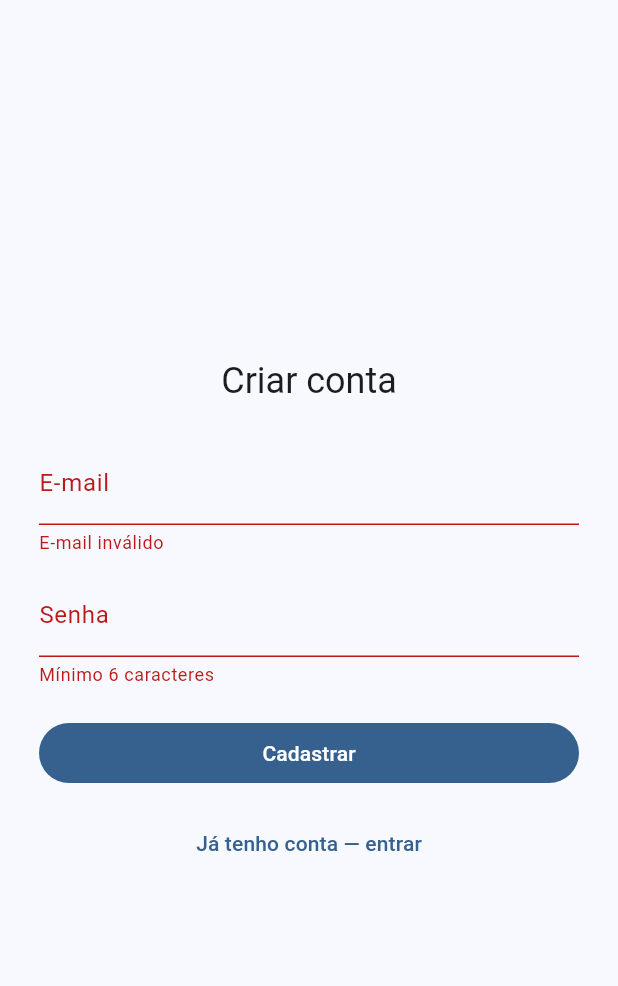
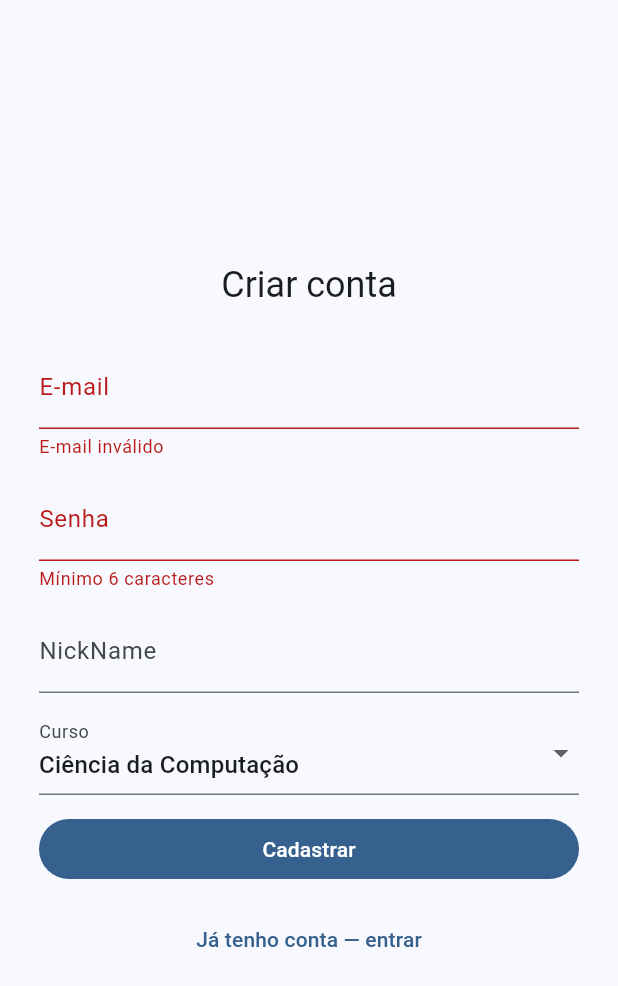
Before and after one commit to JudyFaria/grafo_disciplinas, a Flutter app: the screen it shows after launch, after a tap on "Entrar", after a tap on "Não tenho conta — cadastrar", on a phone screen of 412 x 824 dp. Shown: the top 986 px of the screen. Run offline on Flutter 3.47's test engine with Material 3 defaults, Android fonts, the phone set to English and light mode, and no system bars; our stand-ins replace cloud_firestore, file_picker, firebase_auth, firebase_core; missing offline and left inert: excel; accounts and stored records are empty.

Commit message:
feat: rename app title to 'GrafoFlow', add help screen, and implement user profile management

```diff
--- a/mapa_materias/lib/main.dart
+++ b/mapa_materias/lib/main.dart
@@ -17,7 +17,7 @@ class MapaMateriasApp extends StatelessWidget {
   @override
   Widget build(BuildContext context) {
     return MaterialApp(
-      title: 'Mapa de Materias',
+      title: 'GrafoFlow',
       theme: ThemeData(
         colorScheme: ColorScheme.fromSeed(seedColor: Colors.blue),
         useMaterial3: true,
--- /dev/null
+++ b/mapa_materias/lib/models/cursos_disponiveis.dart
@@ -0,0 +1,5 @@
+// Cursos com currículo cadastrado no app. Só tem CC por enquanto —
+// adicionar aqui quando tiver dados de outro curso.
+const cursosDisponiveis = [
+  ('cc', 'Ciência da Computação'),
+];
--- a/mapa_materias/lib/screens/tela_login.dart
+++ b/mapa_materias/lib/screens/tela_login.dart
@@ -1,6 +1,8 @@
 import 'package:flutter/material.dart';
 import 'package:firebase_auth/firebase_auth.dart';
+import '../models/cursos_disponiveis.dart';
 import '../services/auth_service.dart';
+import '../services/usuario_service.dart';
 
 class TelaLogin extends StatefulWidget {
   const TelaLogin({super.key});
@@ -11,18 +13,22 @@ class TelaLogin extends StatefulWidget {
 
 class _TelaLoginState extends State<TelaLogin> {
   final _authService = AuthService();
+  final _usuarioService = UsuarioService();
   final _formKey = GlobalKey<FormState>();
   final _emailController = TextEditingController();
   final _senhaController = TextEditingController();
+  final _nicknameController = TextEditingController();
 
   bool _modoCadastro = false;
   bool _carregando = false;
   String? _erro;
+  String _cursoSelecionado = cursosDisponiveis.first.$1;
 
   @override
   void dispose() {
     _emailController.dispose();
     _senhaController.dispose();
+    _nicknameController.dispose();
     super.dispose();
   }
 
@@ -34,17 +40,26 @@ class _TelaLoginState extends State<TelaLogin> {
     });
     try {
       if (_modoCadastro) {
-        await _authService.cadastrar(_emailController.text.trim(), _senhaController.text);
+        final credencial =
+            await _authService.cadastrar(_emailController.text.trim(), _senhaController.text);
+        final uid = credencial.user?.uid;
+        if (uid != null) {
+          await _usuarioService.salvarPerfil(
+            uid,
+            curso: _cursoSelecionado,
+            nickname: _nicknameController.text.trim(),
+          );
+        }
       } else {
         await _authService.entrar(_emailController.text.trim(), _senhaController.text);
       }
-      // Se der certo, o AuthGate troca de tela sozinho (ouve authStateChanges)
     } on FirebaseAuthException catch (e) {
       setState(() => _erro = _mensagemDeErro(e.code));
     } finally {
       if (mounted) setState(() => _carregando = false);
     }
   }
+
 
   String _mensagemDeErro(String codigo) {
     switch (codigo) {
@@ -97,28 +112,40 @@ class _TelaLoginState extends State<TelaLogin> {
                     decoration: const InputDecoration(labelText: 'Senha'),
                     validator: (v) => (v == null || v.length < 6) ? 'Mínimo 6 caracteres' : null,
                   ),
+                  if (_modoCadastro) ...[
+                    const SizedBox(height: 12),
+                    TextFormField(
+                      controller: _nicknameController,
+                      decoration: const InputDecoration(labelText: 'NickName'),
+                      validator: (v) => (v == null || v.trim().isEmpty) ? 'Escolha um apelido' : null,
+                    ),
+                    const SizedBox(height: 12),
+                    DropdownButtonFormField<String>(
+                      initialValue: _cursoSelecionado,
+                      decoration: const InputDecoration(labelText: 'Curso'),
+                      items: [
+                        for (final (valor, rotulo) in cursosDisponiveis)
+                          DropdownMenuItem(value: valor, child: Text(rotulo)),
+                      ],
+                      onChanged: (v) => setState(() => _cursoSelecionado = v!),
+                    ),
+                  ],
+
                   if (_erro != null) ...[
-                    const SizedBox(height: 12),
+                    const SizedBox(height: 4),
                     Text(_erro!, style: const TextStyle(color: Colors.red)),
                   ],
-                  const SizedBox(height: 20),
+                  const SizedBox(height: 12),
                   FilledButton(
                     onPressed: _carregando ? null : _enviar,
                     child: _carregando
-                        ? const SizedBox(
-                            width: 20, height: 20,
-                            child: CircularProgressIndicator(strokeWidth: 2),
-                          )
+                        ? const SizedBox(width: 20, height: 20, child: CircularProgressIndicator(strokeWidth: 2))
                         : Text(_modoCadastro ? 'Cadastrar' : 'Entrar'),
                   ),
                   const SizedBox(height: 12),
                   TextButton(
-                    onPressed: _carregando
-                        ? null
-                        : () => setState(() => _modoCadastro = !_modoCadastro),
-                    child: Text(
-                      _modoCadastro ? 'Já tenho conta — entrar' : 'Não tenho conta — cadastrar',
-                    ),
+                    onPressed: _carregando ? null : () => setState(() => _modoCadastro = !_modoCadastro),
+                    child: Text(_modoCadastro ? 'Já tenho conta — entrar' : 'Não tenho conta — cadastrar'),
                   ),
                 ],
               ),
--- a/mapa_materias/lib/services/disciplina_service.dart
+++ b/mapa_materias/lib/services/disciplina_service.dart
@@ -3,7 +3,10 @@ import 'package:flutter/services.dart';
 import '../models/disciplina_model.dart';
 
 class DisciplinaService {
-  Future<List<Disciplina>> carregarDisciplinas() async {
+  // Só existe currículo de Ciência da Computação por enquanto — os
+  // arquivos continuam nos mesmos caminhos de sempre. Quando tiver dados
+  // de outros cursos, mapeia `curso` pro caminho certo aqui.
+  Future<List<Disciplina>> carregarDisciplinas(String curso) async {
     try {
       final String respostaString =
           await rootBundle.loadString('assets/dados_materias.json');
@@ -14,9 +17,7 @@ class DisciplinaService {
         final String periodosString =
             await rootBundle.loadString('assets/periodos_curriculo_atual_cc.json');
         periodos = jsonDecode(periodosString);
-      } catch (_) {
-        // opcional — sem esse arquivo, periodo fica null pra todo mundo
-      }
+      } catch (_) {}
 
       return jsonMap.entries.map((entry) {
         final dados = entry.value as Map<String, dynamic>;
--- /dev/null
+++ b/mapa_materias/lib/services/usuario_service.dart
@@ -0,0 +1,28 @@
+import 'package:cloud_firestore/cloud_firestore.dart';
+
+class PerfilUsuario {
+  final String curso;
+  final String? nickname;
+  PerfilUsuario({required this.curso, this.nickname});
+}
+
+class UsuarioService {
+  final FirebaseFirestore _db = FirebaseFirestore.instance;
+
+  DocumentReference<Map<String, dynamic>> _documento(String uid) =>
+      _db.collection('usuarios').doc(uid);
+
+  Future<void> salvarPerfil(String uid, {required String curso, String? nickname}) {
+    return _documento(uid).set({
+      'curso': curso,
+      if (nickname != null && nickname.isNotEmpty) 'nickname': nickname,
+    }, SetOptions(merge: true));
+  }
+
+  Future<PerfilUsuario?> carregarPerfil(String uid) async {
+    final doc = await _documento(uid).get();
+    final dados = doc.data();
+    if (dados == null || dados['curso'] == null) return null;
+    return PerfilUsuario(curso: dados['curso'] as String, nickname: dados['nickname'] as String?);
+  }
+}
```
Also changed, not shown: mapa_materias/lib/screens/tela_ajuda.dart (added, +79 -0 lines), mapa_materias/lib/screens/tela_principal.dart (+89 -13 lines), mapa_materias/lib/services/auth_service.dart (+8 -5 lines).
